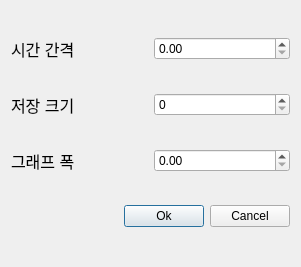
Old version of the form settings_dialog.ui in the repository gkdisdhfl1/PowerSimulator.
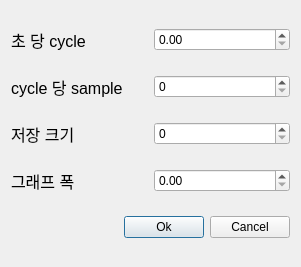
New version of the form.

Commit message:
Refactor: UI 및 설정 방식 개선, 시뮬레이션 로직 단순화
새로운 요구사항에 맞춰 UI와 설정 방식을 개선하고, 시뮬레이션 로직을 단순화함

주요 변경 사항:
  - 설정 방식 변경: SettingsDialog에서 시간 간격을 직접 입력받는 대신, 초당 샘플링 cycle과 cycle당
sample 수를 입력받아 내부적으로 샘플링 주기를 계산하도록 변경. 이를 통해 사용자는 더 직관적으로 샘플링 방식을 정의할 수
있음.
  - UI 개편: MainWindow에서 수동 위상 조절 다이얼과 자동 회전 버튼을 제거함. 1~100Hz 범위의 주파수를
제어하는 ValueControlWidget을 도입하여 UI 단순화 및 핵심 기능에 집중
  - 로직 단순화: 시뮬레이션이 항상 활성화된 주파수에 따라 동작하도록 변경하여, SimulationEngine에서 자동 회전
관련 상태 관리 로직을 제거하고 코드를 간소화함.

Patch:
```diff
--- a/settings_dialog.ui
+++ b/settings_dialog.ui
@@ -24,12 +24,31 @@
         </font>
        </property>
        <property name="text">
-        <string>시간 간격</string>
+        <string>초 당 cycle</string>
        </property>
       </widget>
      </item>
      <item>
-      <widget class="QDoubleSpinBox" name="intervalSpinBox"/>
+      <widget class="QDoubleSpinBox" name="samplingCyclesDoubleSpinBox"/>
+     </item>
+    </layout>
+   </item>
+   <item>
+    <layout class="QHBoxLayout" name="horizontalLayout_5">
+     <item>
+      <widget class="QLabel" name="label_3">
+       <property name="font">
+        <font>
+         <pointsize>12</pointsize>
+        </font>
+       </property>
+       <property name="text">
+        <string>cycle 당 sample</string>
+       </property>
+      </widget>
+     </item>
+     <item>
+      <widget class="QSpinBox" name="samplesPerCycleSpinBox"/>
      </item>
     </layout>
    </item>
```
The commit also changes 6 other files.
